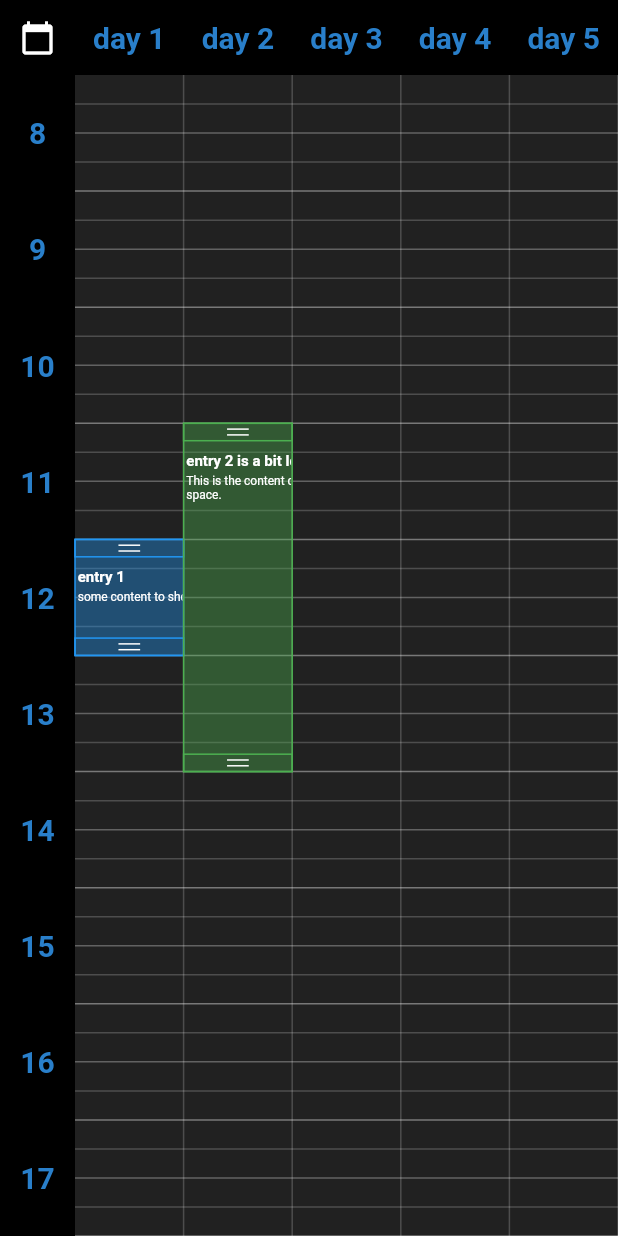
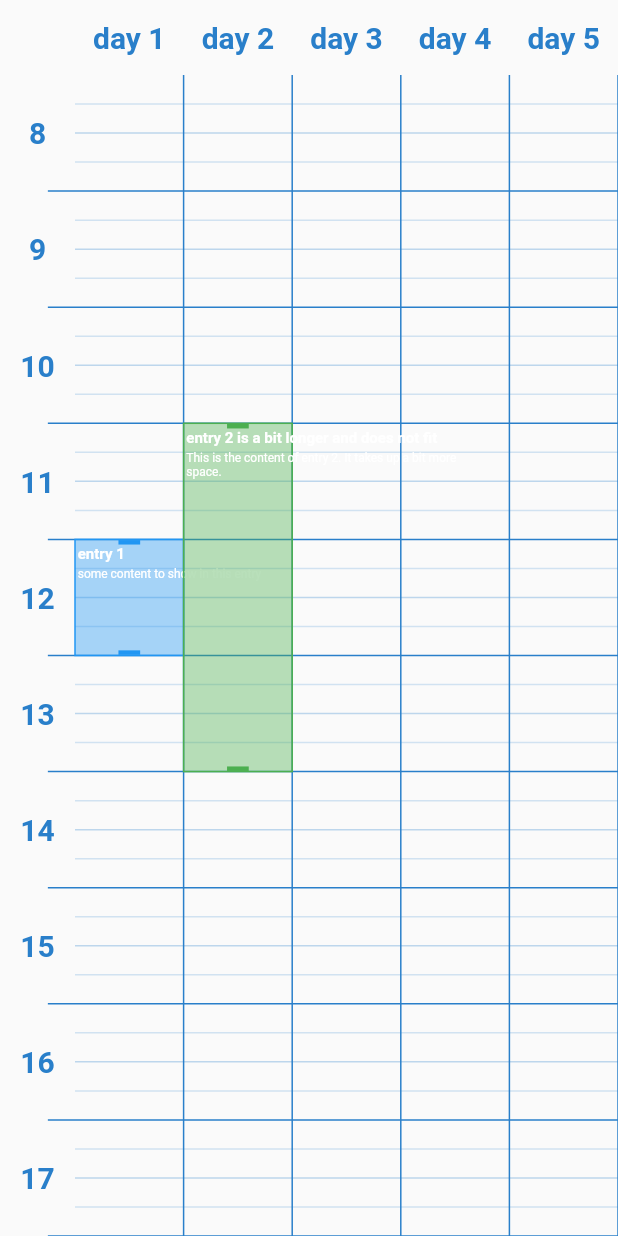
Before and after one commit to pebble-world/planner, a Flutter app: the screen it shows after launch, on a phone screen of 412 x 824 dp. Run offline on Flutter 3.47's test engine with Material 2 defaults, Android fonts, the phone set to English and light mode, and no system bars; our stand-ins replace after_layout, vibration; missing offline and left inert: positioned_tap_detector.

Commit message:
Light Theme

```diff
--- a/lib/lines.dart
+++ b/lib/lines.dart
@@ -6,13 +6,13 @@ class Lines {
 
   // paint for main horizontal lines
   Paint hpaint = Paint()
-    ..color = Color.fromARGB(100, 255, 255, 255)
+    ..color = Color(0xff297fca)
     ..style = PaintingStyle.stroke
     ..strokeWidth = 1;
 
   // paint for all vertical lines
   Paint vpaint = Paint()
-    ..color = Color.fromARGB(50, 255, 255, 255)
+    ..color = Color(0xff297fca)
     ..style = PaintingStyle.stroke
     ..strokeWidth = 1;
 
@@ -39,8 +39,20 @@ class Lines {
 
     for (int i = 0; i < lines; i++) {
       hlines.add(Line(start: hstart, end: hend, manager: manager));
+      double start = 0;
+      //half hour
+      if ((i) % 4 == 0) {
+        start = 0;
+      //30Minutes
+      } else if ((i) % 2 == 0 ) {
+        start = -50;
+        //15 Minutes
+      } else {
+        start = 0;
+      }
+
       // increase for next 15 minute line
-      hstart = hstart.translate(0, step);
+      hstart = hstart = Offset(start, step * (2 + i));
       hend = hend.translate(0, step);
     }
   }
@@ -58,7 +70,7 @@ class Lines {
 
     // .. and set the color for this line
     Paint div2paint = Paint()
-      ..color = Color.fromARGB((color2 * 75).toInt(), 255, 255, 255)
+      ..color = Color(0xff297fca).withAlpha((color2 * 75).toInt())
       ..style = PaintingStyle.stroke
       ..strokeWidth = 1;
 
@@ -68,7 +80,7 @@ class Lines {
     if (color3 > 1) color3 = 1;
 
     Paint div3paint = Paint()
-      ..color = Color.fromARGB((color3 * 50).toInt(), 255, 255, 255)
+      ..color = Color(0xff297fca).withAlpha((color2 * 50).toInt())
       ..style = PaintingStyle.stroke
       ..strokeWidth = 1;
 
--- a/lib/manager.dart
+++ b/lib/manager.dart
@@ -151,4 +151,8 @@ class ManagerProvider with ChangeNotifier {
       _vScroll = limit;
     }
   }
+
+  void redraw(){
+    notifyListeners();
+  }
 }
--- a/lib/planner_class.dart
+++ b/lib/planner_class.dart
@@ -14,7 +14,7 @@ class Planner extends StatefulWidget {
   final blockWidth = 200;
   final blockHeight = 40;
 
-  final Function(int day, int hour, int minute) onPlannerDoubleTap;
+  final Function(int day, int hour, int minute, ManagerProvider manger) onPlannerDoubleTap;
   final Function(PlannerEntry) onEntryDoubleTap;
   final Function(PlannerEntry) onEntryChanged;
 
@@ -53,8 +53,6 @@ class _PlannerState extends State<Planner> with AfterLayoutMixin<Planner> {
               Container(
                 width: 50.0,
                 height: 50.0,
-                color: Colors.black,
-                child: Icon(Icons.calendar_today, color: Colors.white,),
               ),
               // Day
               Expanded(
@@ -73,7 +71,6 @@ class _PlannerState extends State<Planner> with AfterLayoutMixin<Planner> {
                   child: ClipRect(
                     child: Container(
                       //constraints: BoxConstraints(minWidth: double.infinity, maxWidth: double.infinity),
-                      color: Colors.black,
                       height: 50.0,
                       child: DateContainer(
                           manager: manager,
@@ -103,8 +100,6 @@ class _PlannerState extends State<Planner> with AfterLayoutMixin<Planner> {
                 child: ClipRect(
                   child: Container(
                       width: 50.0,
-                      //constraints: BoxConstraints.expand(),
-                      color: Colors.black,
                       child: HourContainer(
                           manager: manager,
                         ),
@@ -118,7 +113,7 @@ class _PlannerState extends State<Planner> with AfterLayoutMixin<Planner> {
                     var entry = manager.getPlannerEntry(position.global);
                     if (entry == null) {
                       PlannerDatePos pos = manager.getPlannerDatePos(position.global);
-                      if (widget.onPlannerDoubleTap != null) widget.onPlannerDoubleTap(pos.day, pos.hour, pos.minutes);
+                      if (widget.onPlannerDoubleTap != null) widget.onPlannerDoubleTap(pos.day, pos.hour, pos.minutes, manager);
                     } else {
                       if (widget.onEntryDoubleTap != null) widget.onEntryDoubleTap(entry);
                     }
@@ -148,8 +143,6 @@ class _PlannerState extends State<Planner> with AfterLayoutMixin<Planner> {
                     },
                     child: Container(
                       key: _keyEventPainter,
-                      //decoration: BoxDecoration(                        border: Border.all(color: Colors.red),                      ), //       <--- BoxDecoration here
-                      color: Colors.grey[900],
                       child: CustomPaint(
                         painter: EventsPainter(manager: manager, onEntryChanged: widget.onEntryChanged),
                         child: Container(),
```
Also changed, not shown: example/lib/main.dart (+5 -6 lines), lib/planner_entry.dart (+9 -20 lines), 1 other file.
